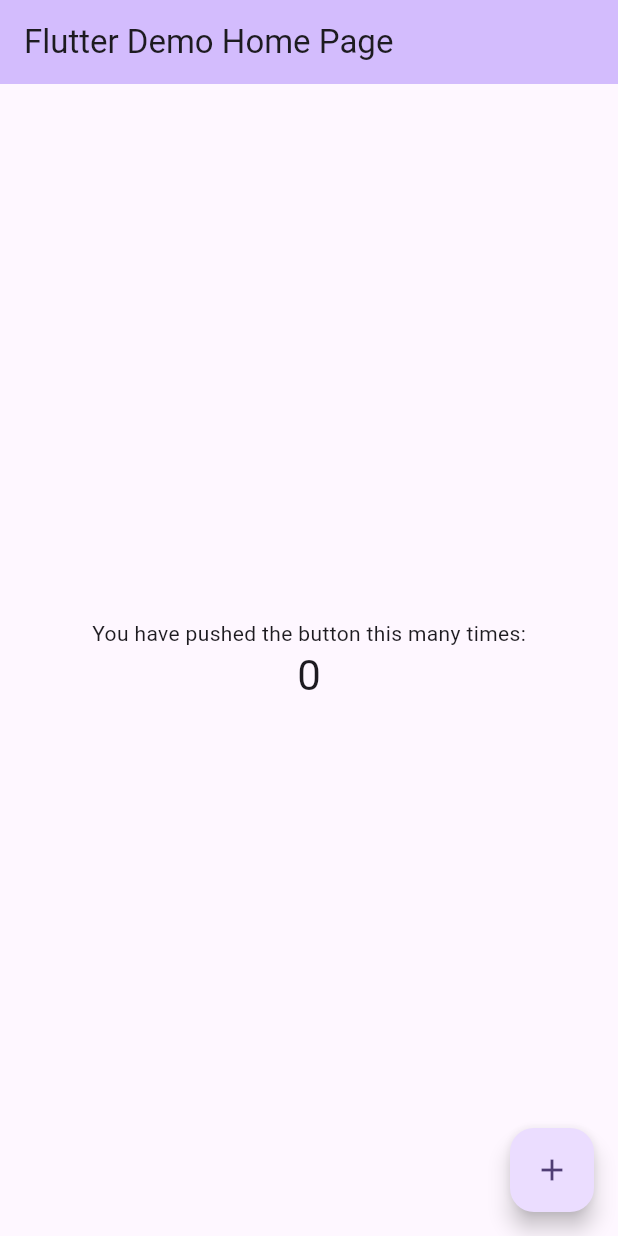
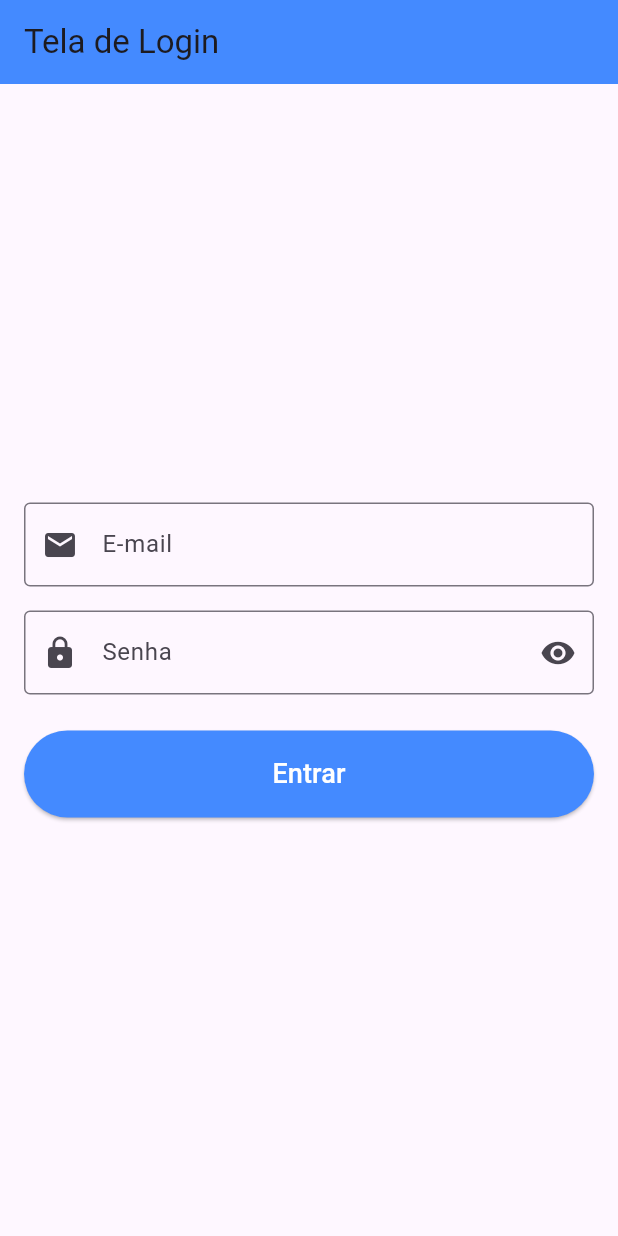
Before and after one commit to SouLuigi/Login_Screen, a Flutter app: the screen it shows after launch, on a phone screen of 412 x 824 dp. Run offline on Flutter 3.47's test engine with Material 3 defaults, Android fonts, the phone set to English and light mode, and no system bars.

```diff
--- a/lib/main.dart
+++ b/lib/main.dart
@@ -1,122 +1,26 @@
 import 'package:flutter/material.dart';
+import 'package:login_screen/screens/home_screen.dart';
+import 'package:login_screen/screens/login_screen.dart';
+
 
 void main() {
   runApp(const MyApp());
 }
-
-class MyApp extends StatelessWidget {
-  const MyApp({super.key});
-
-  // This widget is the root of your application.
+class MyApp extends StatelessWidget{
+  const MyApp ({super.key});
   @override
   Widget build(BuildContext context) {
     return MaterialApp(
-      title: 'Flutter Demo',
+      title: 'Login Demo',
       theme: ThemeData(
-        // This is the theme of your application.
-        //
-        // TRY THIS: Try running your application with "flutter run". You'll see
-        // the application has a purple toolbar. Then, without quitting the app,
-        // try changing the seedColor in the colorScheme below to Colors.green
-        // and then invoke "hot reload" (save your changes or press the "hot
-        // reload" button in a Flutter-supported IDE, or press "r" if you used
-        // the command line to start the app).
-        //
-        // Notice that the counter didn't reset back to zero; the application
-        // state is not lost during the reload. To reset the state, use hot
-        // restart instead.
-        //
-        // This works for code too, not just values: Most code changes can be
-        // tested with just a hot reload.
-        colorScheme: ColorScheme.fromSeed(seedColor: Colors.deepPurple),
+        primarySwatch: Colors.blue,
+        visualDensity: VisualDensity.adaptivePlatformDensity,
       ),
-      home: const MyHomePage(title: 'Flutter Demo Home Page'),
+      initialRoute: '/',
+      routes: {
+        '/': (context) => const LoginScreen(),
+        '/home': (context) => const HomeScreen(),
+      },
     );
   }
 }
-
-class MyHomePage extends StatefulWidget {
-  const MyHomePage({super.key, required this.title});
-
-  // This widget is the home page of your application. It is stateful, meaning
-  // that it has a State object (defined below) that contains fields that affect
-  // how it looks.
-
-  // This class is the configuration for the state. It holds the values (in this
-  // case the title) provided by the parent (in this case the App widget) and
-  // used by the build method of the State. Fields in a Widget subclass are
-  // always marked "final".
-
-  final String title;
-
-  @override
-  State<MyHomePage> createState() => _MyHomePageState();
-}
-
-class _MyHomePageState extends State<MyHomePage> {
-  int _counter = 0;
-
-  void _incrementCounter() {
-    setState(() {
-      // This call to setState tells the Flutter framework that something has
-      // changed in this State, which causes it to rerun the build method below
-      // so that the display can reflect the updated values. If we changed
-      // _counter without calling setState(), then the build method would not be
-      // called again, and so nothing would appear to happen.
-      _counter++;
-    });
-  }
-
-  @override
-  Widget build(BuildContext context) {
-    // This method is rerun every time setState is called, for instance as done
-    // by the _incrementCounter method above.
-    //
-    // The Flutter framework has been optimized to make rerunning build methods
-    // fast, so that you can just rebuild anything that needs updating rather
-    // than having to individually change instances of widgets.
-    return Scaffold(
-      appBar: AppBar(
-        // TRY THIS: Try changing the color here to a specific color (to
-        // Colors.amber, perhaps?) and trigger a hot reload to see the AppBar
-        // change color while the other colors stay the same.
-        backgroundColor: Theme.of(context).colorScheme.inversePrimary,
-        // Here we take the value from the MyHomePage object that was created by
-        // the App.build method, and use it to set our appbar title.
-        title: Text(widget.title),
-      ),
-      body: Center(
-        // Center is a layout widget. It takes a single child and positions it
-        // in the middle of the parent.
-        child: Column(
-          // Column is also a layout widget. It takes a list of children and
-          // arranges them vertically. By default, it sizes itself to fit its
-          // children horizontally, and tries to be as tall as its parent.
-          //
-          // Column has various properties to control how it sizes itself and
-          // how it positions its children. Here we use mainAxisAlignment to
-          // center the children vertically; the main axis here is the vertical
-          // axis because Columns are vertical (the cross axis would be
-          // horizontal).
-          //
-          // TRY THIS: Invoke "debug painting" (choose the "Toggle Debug Paint"
-          // action in the IDE, or press "p" in the console), to see the
-          // wireframe for each widget.
-          mainAxisAlignment: MainAxisAlignment.center,
-          children: <Widget>[
-            const Text('You have pushed the button this many times:'),
-            Text(
-              '$_counter',
-              style: Theme.of(context).textTheme.headlineMedium,
-            ),
-          ],
-        ),
-      ),
-      floatingActionButton: FloatingActionButton(
-        onPressed: _incrementCounter,
-        tooltip: 'Increment',
-        child: const Icon(Icons.add),
-      ), // This trailing comma makes auto-formatting nicer for build methods.
-    );
-  }
-}
--- a/lib/screens/home_screen.dart
+++ b/lib/screens/home_screen.dart
@@ -12,7 +12,17 @@ class HomeScreen extends StatelessWidget{
           style: TextStyle(
             fontSize: 20.0,
             fontWeight: FontWeight.bold,
-
+          ),
+        ),
+        backgroundColor: Colors.blueAccent,
+        automaticallyImplyLeading: true, // Remove o botão de voltar
+      ),
+      body: const Center(
+        child: Text(
+          'Login efetuado com sucesso!',
+          style: TextStyle(
+            fontSize: 24,
+            fontWeight: FontWeight.bold,
           ),
         ),
       ),
--- a/lib/screens/login_screen.dart
+++ b/lib/screens/login_screen.dart
@@ -0,0 +1,122 @@
+import 'package:flutter/cupertino.dart';
+import 'package:flutter/material.dart';
+
+class LoginScreen extends StatefulWidget {
+  const LoginScreen({super.key});
+
+  @override
+  State<LoginScreen> createState() => _LoginScreenState();
+}
+
+class _LoginScreenState extends State<LoginScreen> {
+  // Chave para identificar e controlar o nosso formulário.
+  final _formKey = GlobalKey<FormState>();
+
+  // Controladores para ler os valores dos campos email e senha.
+  final _emailController = TextEditingController();
+  final _passwordController = TextEditingController();
+
+  // Variavel de estato para controlar visibilidade da senha.
+  bool _isPasswordVisible = false;
+
+  @override
+  void dispose() {
+    // Limpar os controladores com widget for descartado.
+    _emailController.dispose();
+    _passwordController.dispose();
+    super.dispose();
+  }
+
+  void _Login() {
+    if (_formKey.currentState!.validate()) {
+      ScaffoldMessenger.of(context).showSnackBar(
+        // Se o formulário for válido, exibe uma mensagem e navega.
+        const SnackBar(content: Text('Processando Login...')),
+      );
+      print('Email: ${_emailController.text}');
+      print('Senha: ${_passwordController.text}');
+      // Navega para a tela principal, substituindo a tela de login na pilha.
+      Navigator.pushReplacementNamed(context, '/home');
+    }
+  }
+
+  @override
+  Widget build(BuildContext context) {
+    return Scaffold(appBar: AppBar(
+        title: const Text('Tela de Login'),
+      backgroundColor: Colors.blueAccent,
+      ),
+      body: Padding(
+          padding: const EdgeInsets.all(16.0),
+        child: Form(
+          key: _formKey,
+          child: Column(
+            mainAxisAlignment: MainAxisAlignment.center,
+            crossAxisAlignment: CrossAxisAlignment.stretch,
+            children: <Widget> [
+              TextFormField(
+                controller: _emailController,
+                decoration: const InputDecoration(
+                  labelText: 'E-mail',
+                  prefixIcon: Icon(Icons.email),
+                  border: OutlineInputBorder(),
+                ),
+                keyboardType: TextInputType.emailAddress,
+                //Validador do campo de e-mail.
+                validator: (value){
+                  if(value == null || value.isEmpty){
+                    return 'Por favor, insira seu email';
+                  }
+                  if(!RegExp(r'\S+@\S+\.\S+').hasMatch(value)){
+                    return 'Por favor insira um email valido';
+                  }
+                  return null; // Retorna null se o valor for válido.
+                },
+              ),
+              const SizedBox(height: 16),
+              TextFormField(
+                controller: _passwordController,
+                obscureText: !_isPasswordVisible,
+                decoration: InputDecoration(
+                  labelText: 'Senha',
+                  prefixIcon: Icon(Icons.lock),
+                  border: const OutlineInputBorder(),
+                  suffixIcon: IconButton(
+                    icon: Icon(
+                      _isPasswordVisible ? Icons.visibility_off : Icons.visibility,
+                    ),
+                    onPressed: (){
+                      setState(() {
+                        _isPasswordVisible = !_isPasswordVisible;
+                      });
+                    },
+                  ),
+                ),
+                // validador do campo de senha.
+                validator: (value){
+                  if(value == null || value.isEmpty){
+                    return 'Por favor, insira sua senha';
+                  }
+                  if(value.length < 6){
+                    return 'A senha precisa de 6 caracteres';
+                  }
+                  return null;
+                },
+              ),
+              const SizedBox(height: 24),
+              ElevatedButton(
+                onPressed: _Login,
+                style: ElevatedButton.styleFrom(
+                  padding: const EdgeInsets.symmetric(vertical: 16),
+                  backgroundColor: Colors.blueAccent,
+                  foregroundColor: Colors.white,
+                ),
+                child: const Text('Entrar',style: TextStyle(fontSize: 18)),
+              )
+            ],
+          ),
+        ),
+      )
+    );
+  }
+}
```
